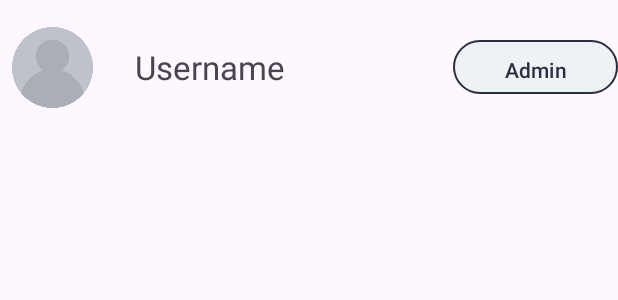
After one commit to LeungYuLap19/Mobile-Computing-GP, an Android app: the layout group_members_or_search_item.xml on its own in the app's theme, with its tools: preview values and no code run, on a phone screen of 412 x 824 dp. The commit adds this screen. Shown: the top 300 px of the screen. Run offline under Robolectric (Android 15) with nearby library versions, the phone set to English and light mode, and no system bars.

Commit message:
groups can be create. search users functions done

```diff
--- /dev/null
+++ b/src/main/java/com/mobileComputing/groupProject/services/interfaces/GroupCallBack.java
@@ -0,0 +1,6 @@
+package com.mobileComputing.groupProject.services.interfaces;
+
+public interface GroupCallBack {
+    void onSuccess(String groupName);
+    void onFailure(Exception e);
+}
--- /dev/null
+++ b/src/main/res/layout/group_members_or_search_item.xml
@@ -0,0 +1,62 @@
+<!-- custom_list_item.xml -->
+<LinearLayout xmlns:android="http://schemas.android.com/apk/res/android"
+    android:layout_width="match_parent"
+    android:layout_height="wrap_content"
+    android:orientation="horizontal"
+    android:layout_marginTop="10dp"
+    android:layout_marginBottom="10dp"
+    android:background="@color/transparent">
+
+    <ImageView
+        android:layout_width="70dp"
+        android:layout_height="70dp"
+        android:padding="8dp"
+        android:src="@drawable/default_user_icon"
+        android:layout_marginRight="20dp"/>
+
+    <TextView
+        android:id="@+id/username_et"
+        android:layout_width="0dp"
+        android:layout_height="wrap_content"
+        android:text="Username"
+        android:textSize="22sp"
+        android:layout_gravity="center_vertical"
+        android:layout_weight="1"/>
+
+    <Button
+        android:id="@+id/remove_btn"
+        android:visibility="gone"
+        android:layout_width="110dp"
+        android:layout_height="45dp"
+        android:layout_gravity="center_vertical"
+        android:backgroundTint="@color/text_regular"
+        android:text="Remove"/>
+
+    <Button
+        android:id="@+id/add_btn"
+        android:visibility="gone"
+        android:layout_width="110dp"
+        android:layout_height="45dp"
+        android:layout_gravity="center_vertical"
+        android:backgroundTint="@color/text_regular"
+        android:text="Add"/>
+
+    <LinearLayout
+        android:visibility="visible"
+        android:layout_width="wrap_content"
+        android:layout_height="wrap_content"
+        android:layout_gravity="center_vertical"
+        android:background="@drawable/layout_register_btn_bg">
+
+        <Button
+            android:id="@+id/admin_btn"
+            android:layout_width="110dp"
+            android:layout_height="36dp"
+            android:layout_gravity="center"
+            android:background="@color/transparent"
+            android:text="Admin"
+            android:textColor="@color/text_regular"/>
+
+    </LinearLayout>
+
+</LinearLayout>
--- a/src/main/res/layout/main_create_group.xml
+++ b/src/main/res/layout/main_create_group.xml
@@ -104,10 +104,10 @@
 
             <ListView
                 android:id="@+id/username_search_lv"
-                android:visibility="invisible"
+                android:visibility="gone"
                 android:layout_width="match_parent"
                 android:layout_height="wrap_content"
-                android:scrollbars="none"/>
+                android:scrollbars="none" />
 
         </LinearLayout>
 
```
Also changed, not shown: src/main/java/com/mobileComputing/groupProject/activities/AuthLoginActivity.java (+4 -4 lines), src/main/java/com/mobileComputing/groupProject/activities/AuthRegisterActivity.java (+4 -4 lines), src/main/java/com/mobileComputing/groupProject/activities/MainCreateGroupActivity.java (+121 -0 lines), src/main/java/com/mobileComputing/groupProject/adapters/MembersCustomListAdapter.java (added, +102 -0 lines), src/main/java/com/mobileComputing/groupProject/services/firebase/Auth.java (deleted, +0 -99 lines), src/main/java/com/mobileComputing/groupProject/services/firebase/AuthService.java (added, +155 -0 lines), src/main/java/com/mobileComputing/groupProject/services/firebase/GroupService.java (added, +56 -0 lines), src/main/java/com/mobileComputing/groupProject/services/firebase/UserService.java (added, +77 -0 lines), src/main/java/com/mobileComputing/groupProject/services/interfaces/UserSearchCallback.java (added, +10 -0 lines).
